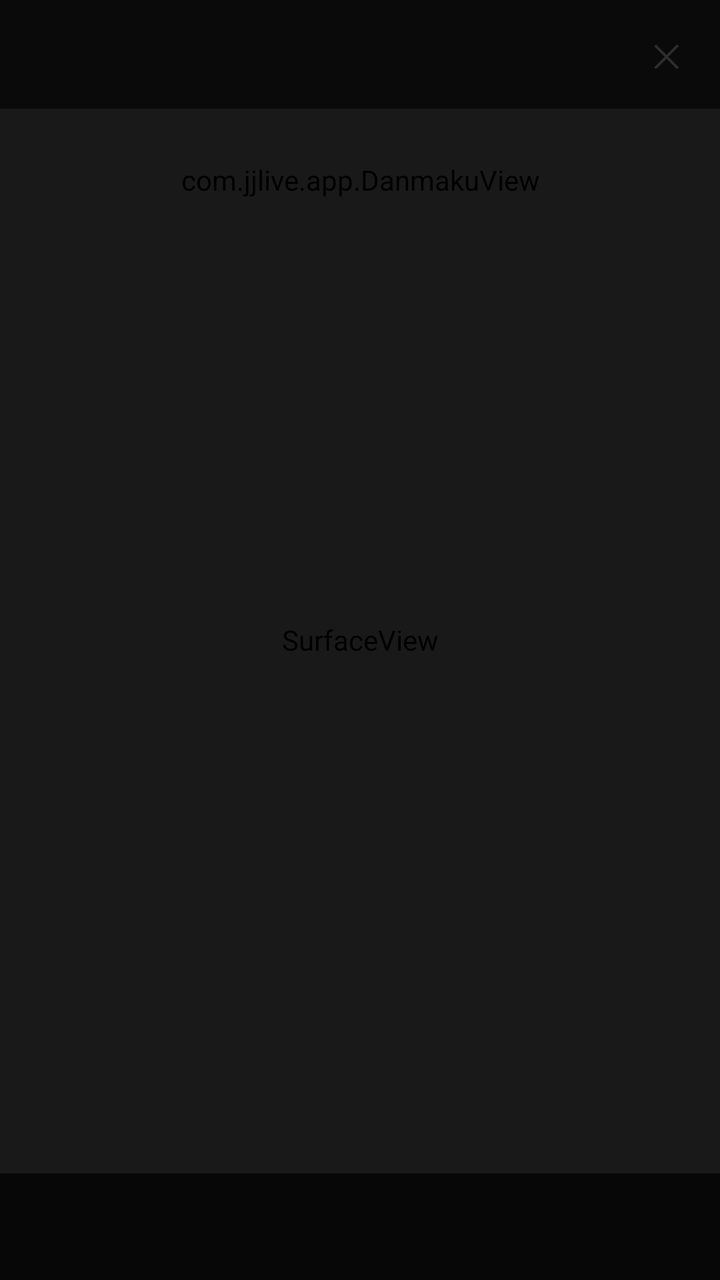
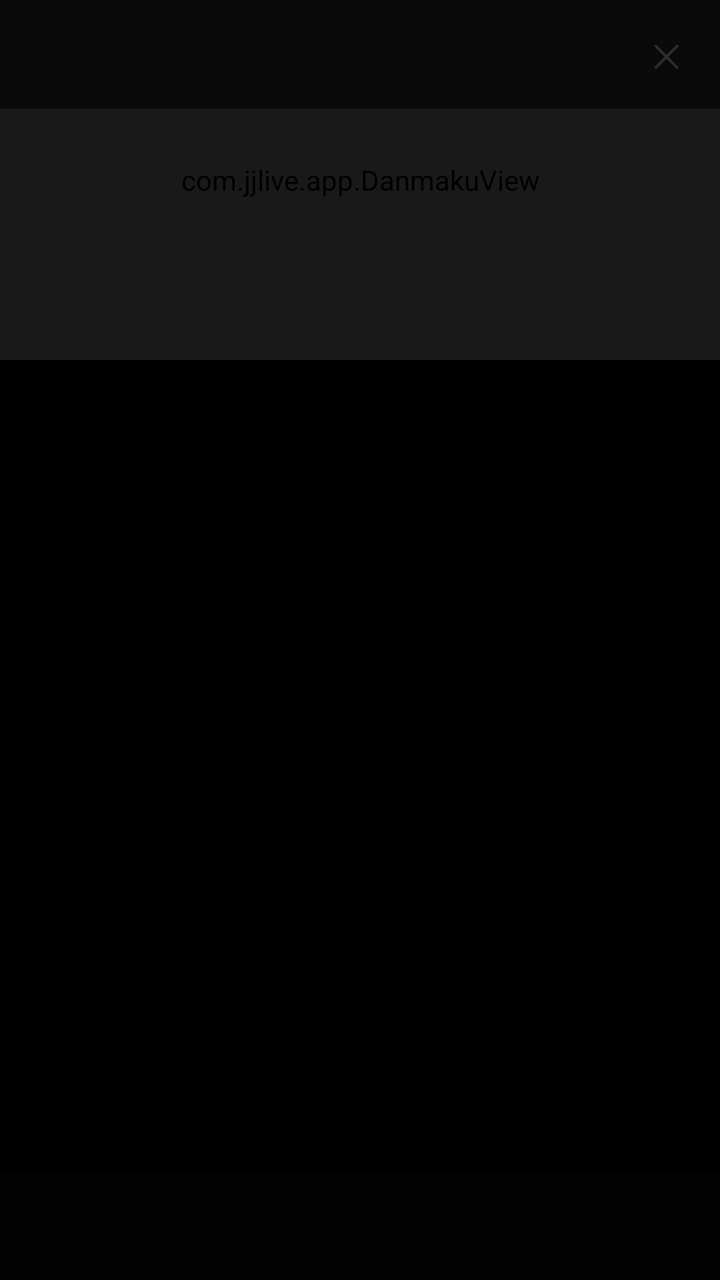

The first picture is an Android layout as it rendered before a commit; the second is the same layout after the commit. The layout source and the unified diff follow.
<!-- AndroidManifest.xml: application theme Theme.JJLive -->
<!-- res/layout/activity_player.xml -->
<?xml version="1.0" encoding="utf-8"?>
<FrameLayout xmlns:android="http://schemas.android.com/apk/res/android"
    android:layout_width="match_parent"
    android:layout_height="match_parent"
    android:background="#000000">

    <SurfaceView
        android:id="@+id/surface"
        android:layout_width="match_parent"
        android:layout_height="match_parent" />

    <com.jjlive.app.DanmakuView
        android:id="@+id/danmaku"
        android:layout_width="match_parent"
        android:layout_height="180dp"
        android:layout_gravity="top" />

    <LinearLayout
        android:layout_width="match_parent"
        android:layout_height="wrap_content"
        android:layout_gravity="bottom"
        android:background="#CC0B0E14"
        android:orientation="vertical"
        android:paddingBottom="12dp"
        android:paddingLeft="12dp"
        android:paddingRight="12dp"
        android:paddingTop="12dp">

        <TextView
            android:id="@+id/resolution"
            android:layout_width="wrap_content"
            android:layout_height="wrap_content"
            android:textColor="#8B95A7"
            android:textSize="11sp" />

        <TextView
            android:id="@+id/stats"
            android:layout_width="wrap_content"
            android:layout_height="wrap_content"
            android:textColor="#3DDC97"
            android:textSize="11sp" />
    </LinearLayout>

    <LinearLayout
        android:layout_width="match_parent"
        android:layout_height="wrap_content"
        android:layout_gravity="top"
        android:background="#99000000"
        android:gravity="center_vertical"
        android:orientation="horizontal"
        android:paddingLeft="12dp"
        android:paddingRight="12dp"
        android:paddingTop="8dp"
        android:paddingBottom="8dp">

        <TextView
            android:id="@+id/title"
            android:layout_width="0dp"
            android:layout_height="wrap_content"
            android:layout_weight="1"
            android:ellipsize="end"
            android:singleLine="true"
            android:textColor="#E6E9EF"
            android:textSize="15sp"
            android:textStyle="bold" />

        <TextView
            android:id="@+id/btnClose"
            android:layout_width="wrap_content"
            android:layout_height="wrap_content"
            android:padding="8dp"
            android:text="✕"
            android:textColor="#E6E9EF"
            android:textSize="16sp" />
    </LinearLayout>

    <LinearLayout
        android:id="@+id/overlay"
        android:layout_width="match_parent"
        android:layout_height="match_parent"
        android:background="#CC000000"
        android:gravity="center"
        android:orientation="vertical"
        android:padding="28dp">

        <TextView
            android:id="@+id/status"
            android:layout_width="wrap_content"
            android:layout_height="wrap_content"
            android:gravity="center"
            android:textColor="#CFD7E6"
            android:textSize="14sp" />

        <Button
            android:id="@+id/btnRetry"
            android:layout_width="wrap_content"
            android:layout_height="wrap_content"
            android:layout_marginTop="14dp"
            android:backgroundTint="#FF5C8A"
            android:text="重新连接"
            android:textColor="#FFFFFF"
            android:visibility="gone" />
    </LinearLayout>

</FrameLayout>
<!-- resources referenced by this layout -->
<resources>
  <style name="Theme.JJLive" parent="Theme.Material3.Dark.NoActionBar">
          <item name="android:statusBarColor">@color/bg</item>
          <item name="android:navigationBarColor">@color/bg</item>
          <item name="android:windowBackground">@color/bg</item>
          <item name="android:windowLightStatusBar" tools:targetApi="m">false</item>
      </style>
  <color name="bg">#FF0E1117</color>
</resources>

<!-- the commit's change to res/layout/activity_player.xml (unified diff, before → after) -->
@@ -4,8 +4,9 @@
     android:layout_height="match_parent"
     android:background="#000000">
 
-    <SurfaceView
-        android:id="@+id/surface"
+    
+    <FrameLayout
+        android:id="@+id/videoBox"
         android:layout_width="match_parent"
         android:layout_height="match_parent" />
 
